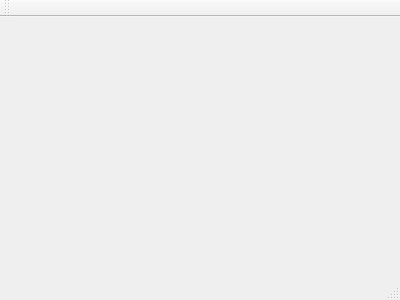
Qt form mainwindow.ui (ATmega8/StateMachineCreator) before a commit.
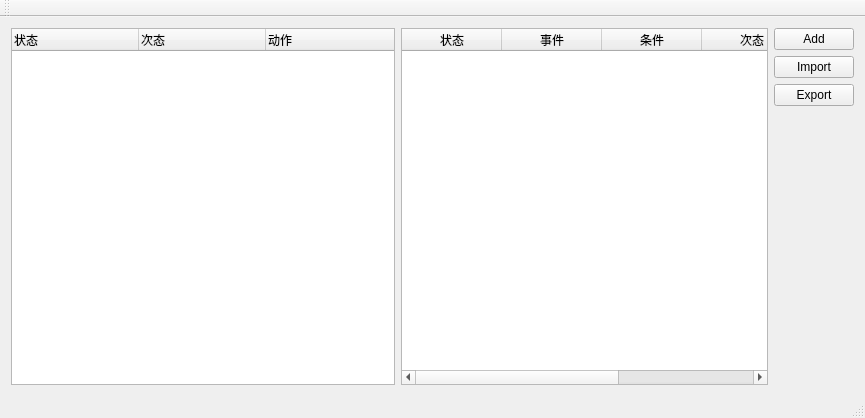
The same form after that commit.

Commit message: 完成状态树生成

What changed in the file:
```diff
--- a/mainwindow.ui
+++ b/mainwindow.ui
@@ -1,24 +1,166 @@
 <ui version="4.0">
  <class>MainWindow</class>
- <widget class="QMainWindow" name="MainWindow" >
-  <property name="geometry" >
+ <widget class="QMainWindow" name="MainWindow">
+  <property name="geometry">
    <rect>
     <x>0</x>
     <y>0</y>
-    <width>400</width>
-    <height>300</height>
+    <width>865</width>
+    <height>418</height>
    </rect>
   </property>
-  <property name="windowTitle" >
-   <string>MainWindow</string>
+  <property name="sizePolicy">
+   <sizepolicy hsizetype="Expanding" vsizetype="Expanding">
+    <horstretch>0</horstretch>
+    <verstretch>0</verstretch>
+   </sizepolicy>
   </property>
-  <widget class="QMenuBar" name="menuBar" />
-  <widget class="QToolBar" name="mainToolBar" />
-  <widget class="QWidget" name="centralWidget" />
-  <widget class="QStatusBar" name="statusBar" />
+  <property name="windowTitle">
+   <string>状态机生成器</string>
+  </property>
+  <widget class="QWidget" name="centralWidget">
+   <layout class="QGridLayout" name="gridLayout">
+    <item row="0" column="1" rowspan="4">
+     <widget class="QTableWidget" name="tableWidget">
+      <attribute name="horizontalHeaderStretchLastSection">
+       <bool>true</bool>
+      </attribute>
+      <column>
+       <property name="text">
+        <string>状态</string>
+       </property>
+      </column>
+      <column>
+       <property name="text">
+        <string>事件</string>
+       </property>
+      </column>
+      <column>
+       <property name="text">
+        <string>条件</string>
+       </property>
+      </column>
+      <column>
+       <property name="text">
+        <string>次态</string>
+       </property>
+      </column>
+      <column>
+       <property name="text">
+        <string>动作</string>
+       </property>
+      </column>
+     </widget>
+    </item>
+    <item row="0" column="2">
+     <widget class="QPushButton" name="pushButton">
+      <property name="text">
+       <string>Add</string>
+      </property>
+     </widget>
+    </item>
+    <item row="1" column="2">
+     <widget class="QPushButton" name="pushButton_3">
+      <property name="text">
+       <string>Import</string>
+      </property>
+     </widget>
+    </item>
+    <item row="2" column="2">
+     <widget class="QPushButton" name="pushButton_2">
+      <property name="text">
+       <string>Export</string>
+      </property>
+     </widget>
+    </item>
+    <item row="3" column="2">
+     <spacer name="verticalSpacer">
+      <property name="orientation">
+       <enum>Qt::Vertical</enum>
+      </property>
+      <property name="sizeHint" stdset="0">
+       <size>
+        <width>20</width>
+        <height>240</height>
+       </size>
+      </property>
+     </spacer>
+    </item>
+    <item row="0" column="0" rowspan="4">
+     <widget class="QTreeWidget" name="treeWidget">
+      <property name="sizePolicy">
+       <sizepolicy hsizetype="Minimum" vsizetype="Expanding">
+        <horstretch>0</horstretch>
+        <verstretch>0</verstretch>
+       </sizepolicy>
+      </property>
+      <property name="minimumSize">
+       <size>
+        <width>384</width>
+        <height>0</height>
+       </size>
+      </property>
+      <property name="uniformRowHeights">
+       <bool>false</bool>
+      </property>
+      <property name="animated">
+       <bool>true</bool>
+      </property>
+      <property name="allColumnsShowFocus">
+       <bool>false</bool>
+      </property>
+      <property name="wordWrap">
+       <bool>false</bool>
+      </property>
+      <attribute name="headerDefaultSectionSize">
+       <number>127</number>
+      </attribute>
+      <attribute name="headerHighlightSections">
+       <bool>false</bool>
+      </attribute>
+      <attribute name="headerStretchLastSection">
+       <bool>true</bool>
+      </attribute>
+      <column>
+       <property name="text">
+        <string>状态</string>
+       </property>
+      </column>
+      <column>
+       <property name="text">
+        <string>次态</string>
+       </property>
+      </column>
+      <column>
+       <property name="text">
+        <string>动作</string>
+       </property>
+      </column>
+     </widget>
+    </item>
+   </layout>
+  </widget>
+  <widget class="QMenuBar" name="menuBar">
+   <property name="geometry">
+    <rect>
+     <x>0</x>
+     <y>0</y>
+     <width>865</width>
+     <height>23</height>
+    </rect>
+   </property>
+  </widget>
+  <widget class="QToolBar" name="mainToolBar">
+   <attribute name="toolBarArea">
+    <enum>TopToolBarArea</enum>
+   </attribute>
+   <attribute name="toolBarBreak">
+    <bool>false</bool>
+   </attribute>
+  </widget>
+  <widget class="QStatusBar" name="statusBar"/>
  </widget>
- <layoutDefault spacing="6" margin="11" />
- <pixmapfunction></pixmapfunction>
+ <layoutdefault spacing="6" margin="11"/>
  <resources/>
  <connections/>
 </ui>
```
Left out of the diff: 1 changed line with no effect on the pictures. The commit also changes 2 other files.
